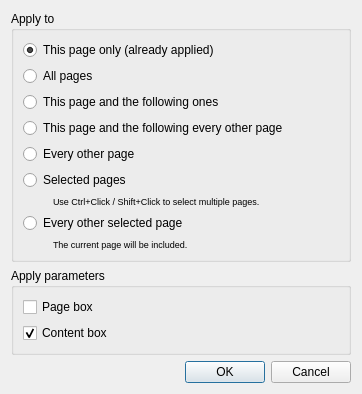
Old version of the form src/core/filters/select_content/ApplyDialog.ui in the repository 2ndmax/scantailor-ocr.
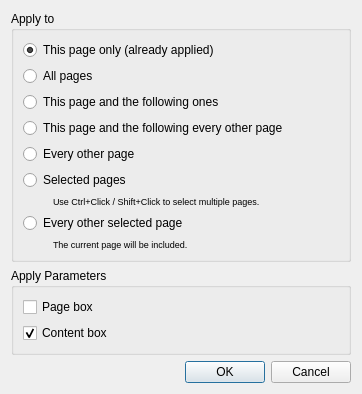
New version of the form.

Patch:
```diff
--- a/src/core/filters/select_content/ApplyDialog.ui
+++ b/src/core/filters/select_content/ApplyDialog.ui
@@ -145,7 +145,7 @@
    <item>
     <widget class="QGroupBox" name="optionsBox">
      <property name="title">
-      <string>Apply parameters</string>
+      <string>Apply Parameters</string>
      </property>
      <layout class="QVBoxLayout" name="verticalLayout_6">
       <item>
```
